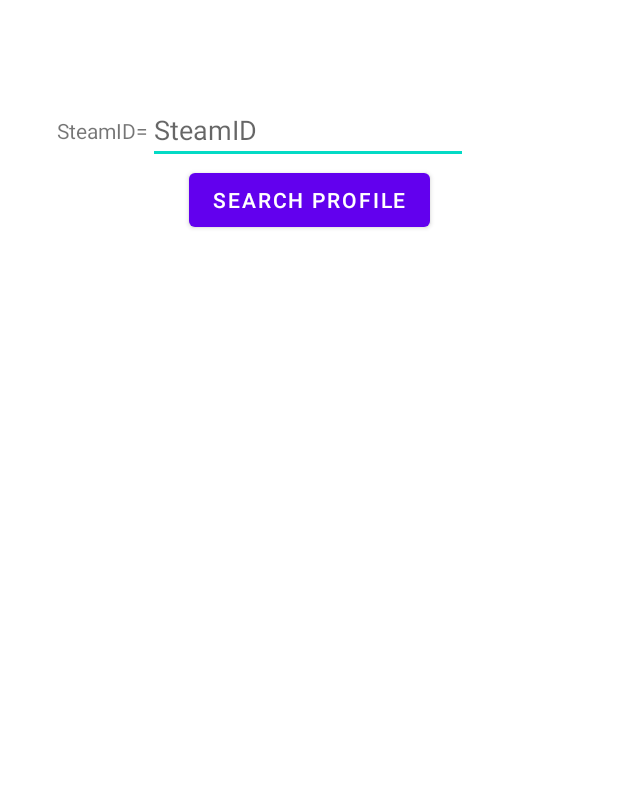
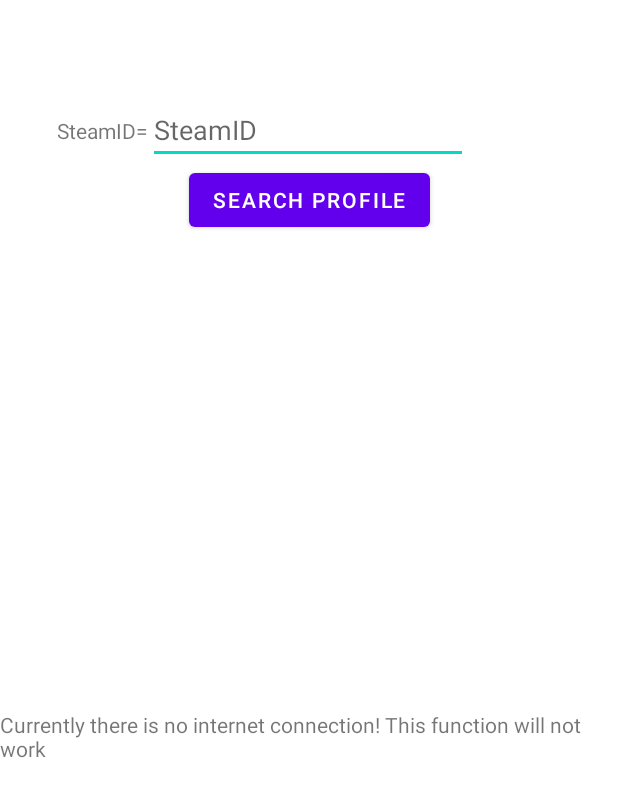
Before and after one commit to wannesvanderlinden/androidProjcectCollectly, an Android app: the layout fragment_steam_profile_searcher.xml on its own in the app's theme, with its tools: preview values and no code run, on a phone screen of 412 x 824 dp. Shown: the top 797 px of the screen. Run offline under Robolectric (Android 15) with nearby library versions, the phone set to English and light mode, and no system bars.

Commit message:
feat: added no internet function that will not let a user use the function that needs internet

```diff
--- a/app/src/main/AndroidManifest.xml
+++ b/app/src/main/AndroidManifest.xml
@@ -30,5 +30,7 @@
 
 
     </application>
+    <uses-permission android:name="android.permission.ACCESS_WIFI_STATE" />
+    <uses-permission android:name="android.permission.ACCESS_NETWORK_STATE" />
 
 </manifest>
--- a/app/src/main/java/com/example/androidprojcectcollectly/GameConsoleViewModel.kt
+++ b/app/src/main/java/com/example/androidprojcectcollectly/GameConsoleViewModel.kt
@@ -22,6 +22,9 @@
     fun deleteAll() = viewModelScope.launch {
         repository.deleteAll()
     }
+    fun getAllByName(name:String) = viewModelScope.launch {
+        repository.getAllByName(name)
+    }
 }
 
 class GameConsoleViewModelFactory(private val repository: GameConsoleRepository) : ViewModelProvider.Factory {
--- a/app/src/main/java/com/example/androidprojcectcollectly/MainActivity.kt
+++ b/app/src/main/java/com/example/androidprojcectcollectly/MainActivity.kt
@@ -1,11 +1,13 @@
 package com.example.androidprojcectcollectly
 
 import android.content.Context
+import android.net.ConnectivityManager
 import android.os.Bundle
 import android.view.MenuItem
 import com.google.android.material.bottomnavigation.BottomNavigationView
 import androidx.appcompat.app.AppCompatActivity
 import androidx.appcompat.app.AppCompatDelegate
+import androidx.core.content.ContextCompat
 import androidx.navigation.findNavController
 import androidx.navigation.ui.AppBarConfiguration
 import androidx.navigation.ui.setupActionBarWithNavController
--- a/app/src/main/java/com/example/androidprojcectcollectly/dao/GameConsoleDao.kt
+++ b/app/src/main/java/com/example/androidprojcectcollectly/dao/GameConsoleDao.kt
@@ -15,10 +15,14 @@
 
     @Query("SELECT * FROM gameconsole ORDER BY name ASC")
     fun getAlphabetizedGameConsoles(): Flow<List<GameConsole>>
+
     @Query("SELECT * FROM gameconsole")
     fun getGameConsolesList(): List<GameConsole>
+
     @Query("SELECT * FROM gameConsole where gameConsole.name = :name")
     fun getGameConsolesByNameList(name: String): List<GameConsole>
+
+
 
 
     @Query("DELETE  FROM gameconsole")
--- a/app/src/main/java/com/example/androidprojcectcollectly/repositories/GameConsoleRepository.kt
+++ b/app/src/main/java/com/example/androidprojcectcollectly/repositories/GameConsoleRepository.kt
@@ -22,5 +22,8 @@
     suspend fun deleteAll(){
         gameConsoleDao.deleteAll()
     }
+    suspend fun getAllByName(name :String){
+        gameConsoleDao.getGameConsolesByNameList(name)
+    }
 
 }
--- a/app/src/main/java/com/example/androidprojcectcollectly/ui/collections/AddGameConsoleFragment.kt
+++ b/app/src/main/java/com/example/androidprojcectcollectly/ui/collections/AddGameConsoleFragment.kt
@@ -37,8 +37,9 @@
         editGameConsoleView = binding.editGameConsole
 
         val button = binding.buttonSave
+
         button.setOnClickListener {
-            val replyIntent = Intent()
+
             if (TextUtils.isEmpty(editGameConsoleView.text)) {
 
                 Toast.makeText(
@@ -47,9 +48,6 @@
                     Toast.LENGTH_LONG
                 ).show()
             } else {
-
-
-
 
                 val gameConsole = GameConsole(null, editGameConsoleView.text.toString())
 
--- a/app/src/main/res/layout/fragment_steam_profile_searcher.xml
+++ b/app/src/main/res/layout/fragment_steam_profile_searcher.xml
@@ -37,5 +37,17 @@
         android:text="SteamID="
         app:layout_constraintBottom_toBottomOf="@+id/SteamIdField"
         app:layout_constraintEnd_toStartOf="@+id/SteamIdField"
-        app:layout_constraintTop_toTopOf="@+id/SteamIdField" />
+        app:layout_constraintTop_toTopOf="@+id/SteamIdField"
+        />
+
+    <TextView
+        android:id="@+id/no_internet"
+        android:layout_width="wrap_content"
+        android:layout_height="wrap_content"
+        android:text="Currently there is no internet connection! This function will not work"
+        app:layout_constraintBottom_toBottomOf="parent"
+        app:layout_constraintEnd_toEndOf="parent"
+        app:layout_constraintStart_toStartOf="parent"
+        app:layout_constraintTop_toBottomOf="@+id/search_button" />
+
 </androidx.constraintlayout.widget.ConstraintLayout>
```
Also changed, not shown: app/src/main/java/com/example/androidprojcectcollectly/ui/steamProfileSearcher/SteamProfileSearcherFragment.kt (+46 -13 lines).
